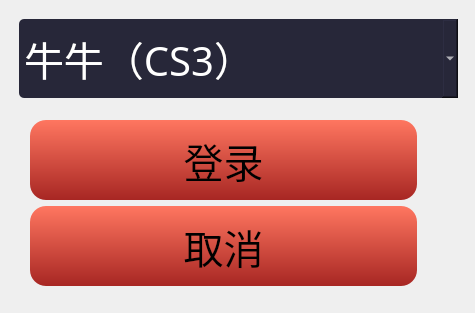
The window that NiuNiu/login.ui (QPKJEDL/deskgame) describes before a commit, drawn with Qt 5.
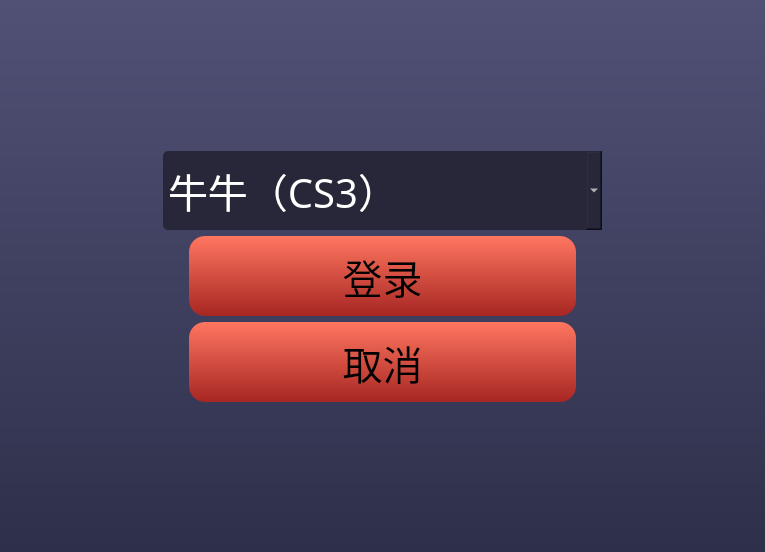
The same window after the commit.

Patch:
```diff
--- a/NiuNiu/login.ui
+++ b/NiuNiu/login.ui
@@ -6,57 +6,47 @@
    <rect>
     <x>0</x>
     <y>0</y>
-    <width>475</width>
-    <height>313</height>
+    <width>765</width>
+    <height>552</height>
    </rect>
   </property>
   <property name="windowTitle">
    <string>Form</string>
   </property>
-  <widget class="QPushButton" name="pu_cancel">
-   <property name="geometry">
-    <rect>
-     <x>30</x>
-     <y>206</y>
-     <width>387</width>
-     <height>80</height>
-    </rect>
-   </property>
-   <property name="minimumSize">
-    <size>
-     <width>387</width>
-     <height>80</height>
-    </size>
-   </property>
-   <property name="font">
-    <font>
-     <family>微软雅黑</family>
-     <pointsize>30</pointsize>
-    </font>
-   </property>
    <property name="styleSheet">
-    <string notr="true">QPushButton{background-color:qlineargradient(spread:pad, x1:1, y1:1, x2:1, y2:0, stop:0 rgba(167, 38, 35, 255), stop:1 rgba(255, 118, 96, 255));
-box-shadow:0px 2px 9px 0px rgba(0, 0, 0, 0.77);
-border-radius:16px;}
-QPushButton::pressed{
-background-color: qlineargradient(spread:pad, x1:1, y1:1, x2:1, y2:0, stop:0 rgba(255, 118, 96, 255), stop:1 rgba(167, 38, 35, 255));
-box-shadow:0px 2px 9px 0px rgba(0, 0, 0, 0.77);
-border-radius:16px;
-}</string>
-   </property>
-   <property name="text">
-    <string>取消</string>
-   </property>
-  </widget>
+   <string notr="true">background-color: qlineargradient(spread:pad, x1:0, y1:0, x2:0, y2:1, stop:0 rgba(81, 81, 118, 255), stop:1 rgba(46, 48, 74, 255));</string>
+  </property>
+  <layout class="QVBoxLayout" name="verticalLayout">
+   <item>
+    <spacer name="verticalSpacer">
+     <property name="orientation">
+      <enum>Qt::Vertical</enum>
+     </property>
+     <property name="sizeHint" stdset="0">
+      <size>
+       <width>20</width>
+       <height>130</height>
+      </size>
+     </property>
+    </spacer>
+   </item>
+   <item>
+    <layout class="QHBoxLayout" name="horizontalLayout_2">
+     <item>
+      <spacer name="horizontalSpacer">
+       <property name="orientation">
+        <enum>Qt::Horizontal</enum>
+       </property>
+       <property name="sizeHint" stdset="0">
+        <size>
+         <width>40</width>
+         <height>20</height>
+        </size>
+       </property>
+      </spacer>
+     </item>
+     <item>
   <widget class="QComboBox" name="comboBox">
-   <property name="geometry">
-    <rect>
-     <x>19</x>
-     <y>19</y>
-     <width>439</width>
-     <height>79</height>
-    </rect>
-   </property>
    <property name="minimumSize">
     <size>
      <width>439</width>
@@ -80,15 +70,39 @@
     </property>
    </item>
   </widget>
+     </item>
+     <item>
+      <spacer name="horizontalSpacer_2">
+       <property name="orientation">
+        <enum>Qt::Horizontal</enum>
+       </property>
+       <property name="sizeHint" stdset="0">
+        <size>
+         <width>40</width>
+         <height>20</height>
+        </size>
+       </property>
+      </spacer>
+     </item>
+    </layout>
+   </item>
+   <item>
+    <layout class="QHBoxLayout" name="horizontalLayout">
+     <item>
+      <spacer name="horizontalSpacer_3">
+       <property name="orientation">
+        <enum>Qt::Horizontal</enum>
+       </property>
+       <property name="sizeHint" stdset="0">
+        <size>
+         <width>40</width>
+         <height>20</height>
+        </size>
+       </property>
+      </spacer>
+     </item>
+     <item>
   <widget class="QPushButton" name="pu_enter">
-   <property name="geometry">
-    <rect>
-     <x>30</x>
-     <y>120</y>
-     <width>387</width>
-     <height>80</height>
-    </rect>
-   </property>
    <property name="minimumSize">
     <size>
      <width>387</width>
@@ -114,7 +128,99 @@
    <property name="text">
     <string>登录</string>
    </property>
-  </widget>
+       <property name="shortcut">
+        <string>Enter</string>
+       </property>
+      </widget>
+     </item>
+     <item>
+      <spacer name="horizontalSpacer_4">
+       <property name="orientation">
+        <enum>Qt::Horizontal</enum>
+       </property>
+       <property name="sizeHint" stdset="0">
+        <size>
+         <width>40</width>
+         <height>20</height>
+        </size>
+       </property>
+      </spacer>
+     </item>
+    </layout>
+   </item>
+   <item>
+    <layout class="QHBoxLayout" name="horizontalLayout_3">
+     <item>
+      <spacer name="horizontalSpacer_5">
+       <property name="orientation">
+        <enum>Qt::Horizontal</enum>
+       </property>
+       <property name="sizeHint" stdset="0">
+        <size>
+         <width>40</width>
+         <height>20</height>
+        </size>
+       </property>
+      </spacer>
+     </item>
+     <item>
+      <widget class="QPushButton" name="pu_cancel">
+       <property name="minimumSize">
+        <size>
+         <width>387</width>
+         <height>80</height>
+        </size>
+       </property>
+       <property name="font">
+        <font>
+         <family>微软雅黑</family>
+         <pointsize>30</pointsize>
+        </font>
+       </property>
+       <property name="styleSheet">
+        <string notr="true">QPushButton{background-color:qlineargradient(spread:pad, x1:1, y1:1, x2:1, y2:0, stop:0 rgba(167, 38, 35, 255), stop:1 rgba(255, 118, 96, 255));
+box-shadow:0px 2px 9px 0px rgba(0, 0, 0, 0.77);
+border-radius:16px;}
+QPushButton::pressed{
+background-color: qlineargradient(spread:pad, x1:1, y1:1, x2:1, y2:0, stop:0 rgba(255, 118, 96, 255), stop:1 rgba(167, 38, 35, 255));
+box-shadow:0px 2px 9px 0px rgba(0, 0, 0, 0.77);
+border-radius:16px;
+}</string>
+       </property>
+       <property name="text">
+        <string>取消</string>
+       </property>
+      </widget>
+     </item>
+     <item>
+      <spacer name="horizontalSpacer_6">
+       <property name="orientation">
+        <enum>Qt::Horizontal</enum>
+       </property>
+       <property name="sizeHint" stdset="0">
+        <size>
+         <width>40</width>
+         <height>20</height>
+        </size>
+       </property>
+      </spacer>
+     </item>
+    </layout>
+   </item>
+   <item>
+    <spacer name="verticalSpacer_2">
+     <property name="orientation">
+      <enum>Qt::Vertical</enum>
+     </property>
+     <property name="sizeHint" stdset="0">
+      <size>
+       <width>20</width>
+       <height>129</height>
+      </size>
+     </property>
+    </spacer>
+   </item>
+  </layout>
  </widget>
  <resources/>
  <connections/>
```
Lines whose indentation alone changed are shown as unchanged.
